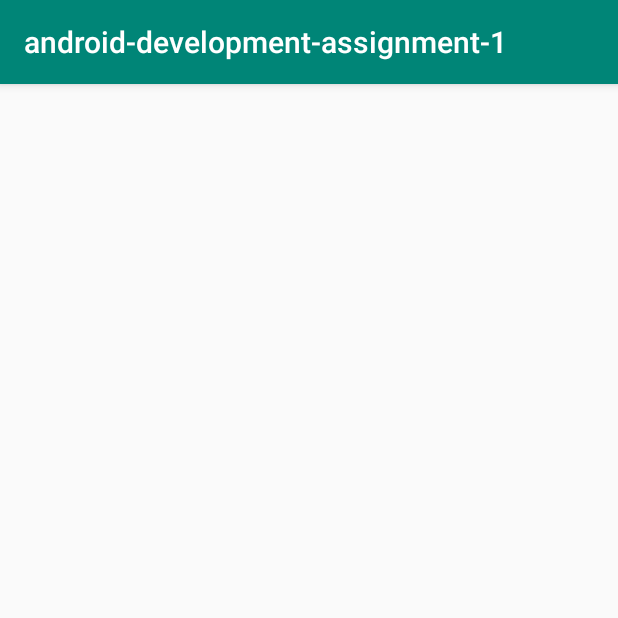
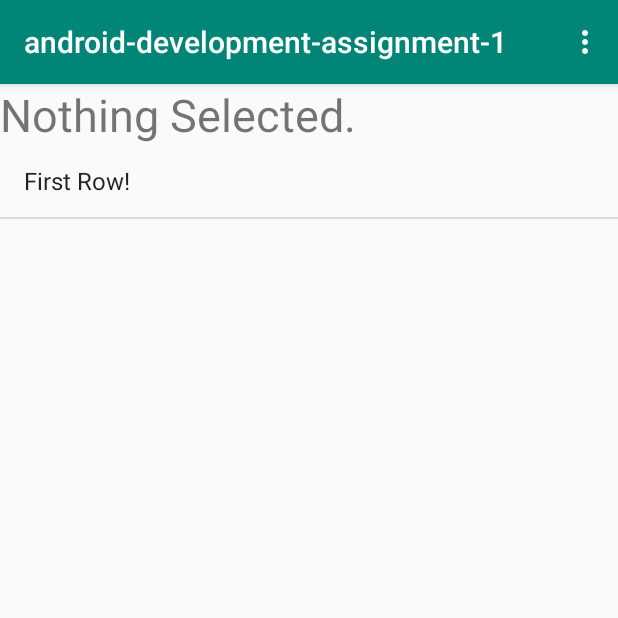
Before and after one commit to berkekocar/Android_Todo_List, an Android app: the screen it shows after launch (MainActivity), on a phone screen of 412 x 824 dp, the top half of it. Run offline under Robolectric (Android 15) with nearby library versions, the phone set to English and light mode, and no system bars.

```diff
--- a/app/src/main/AndroidManifest.xml
+++ b/app/src/main/AndroidManifest.xml
@@ -9,6 +9,7 @@
         android:roundIcon="@mipmap/ic_launcher_round"
         android:supportsRtl="true"
         android:theme="@style/AppTheme">
+        <activity android:name=".TaskActivity"></activity>
         <activity android:name=".MainActivity">
             <intent-filter>
                 <action android:name="android.intent.action.MAIN" />
--- a/app/src/main/java/com/example/android_development_assignment_1/DBHelper.java
+++ /dev/null
@@ -1,36 +0,0 @@
-package com.example.android_development_assignment_1;
-
-import android.content.Context;
-import android.database.sqlite.SQLiteDatabase;
-import android.database.sqlite.SQLiteDatabase.CursorFactory;
-import android.database.sqlite.SQLiteOpenHelper;
-
-import androidx.annotation.Nullable;
-
-public class DBHelper extends SQLiteOpenHelper {
-
-
-    public DBHelper(@Nullable Context context, @Nullable String name, @Nullable CursorFactory factory, int version) {
-        super(context, name, factory, version);
-    }
-
-    @Override
-    public void onCreate(SQLiteDatabase db) {
-        db.execSQL(create_table_1);
-
-    }
-
-    @Override
-    public void onUpgrade(SQLiteDatabase db, int oldVersion, int newVersion) {
-        db.execSQL(drop_table_1);
-        db.execSQL(create_table_1);
-
-    }
-
-    private static final String create_table_1 = "create table todo_list(" +
-            "todo_list_name TEXT PRIMARY KEY)";
-
-    private static final String drop_table_1 = "drop table test";
-
-
-}
--- a/app/src/main/java/com/example/android_development_assignment_1/MainActivity.java
+++ b/app/src/main/java/com/example/android_development_assignment_1/MainActivity.java
@@ -1,14 +1,39 @@
 package com.example.android_development_assignment_1;
 
+import androidx.annotation.NonNull;
+import androidx.appcompat.app.AlertDialog;
 import androidx.appcompat.app.AppCompatActivity;
 
+import android.content.DialogInterface;
+import android.content.Intent;
+import android.content.LocusId;
 import android.database.sqlite.SQLiteDatabase;
 import android.os.Bundle;
+import android.text.InputType;
+import android.view.KeyEvent;
+import android.view.Menu;
+import android.view.MenuInflater;
+import android.view.MenuItem;
+import android.view.View;
+import android.view.inputmethod.EditorInfo;
+import android.widget.AdapterView;
+import android.widget.ArrayAdapter;
+import android.widget.Button;
+import android.widget.EditText;
+import android.widget.ListView;
 import android.widget.TextView;
+import android.widget.Toast;
+
+import java.util.ArrayList;
 
 public class MainActivity extends AppCompatActivity {
-    private DBHelper db;
-    private SQLiteDatabase sdb;
+    private EditText et_todoListName;
+    private Button bt_create_list;
+    private TextView tv_display;
+    private ListView lv_mainlist;
+    private ArrayList<String> al_strings;
+    private ArrayAdapter<String> aa_strings;
+    MenuItem item;
 
 
     @Override
@@ -16,8 +41,87 @@ public class MainActivity extends AppCompatActivity {
         super.onCreate(savedInstanceState);
         setContentView(R.layout.activity_main);
 
+        tv_display = (TextView) findViewById(R.id.tv_display);
+        lv_mainlist = (ListView) findViewById(R.id.lv_mainlist);
 
-        db = new DBHelper(this, "todo_list", null, 1);
-        sdb = db.getWritableDatabase();
+        al_strings = new ArrayList<String>();
+        al_strings.add("First Row!");
+
+
+        aa_strings = new ArrayAdapter<String>(this, android.R.layout.simple_list_item_1, al_strings);
+        lv_mainlist.setAdapter(aa_strings);
+
+        lv_mainlist.setOnItemClickListener(new AdapterView.OnItemClickListener() {
+            @Override
+            public void onItemClick(AdapterView<?> parent, View view, int position, long id) {
+                Intent intent = new Intent(MainActivity.this, TaskActivity.class);
+                intent.putExtra("List Name", lv_mainlist.toString());
+                startActivity(intent);
+            }
+        });
+        lv_mainlist.setOnItemLongClickListener(new AdapterView.OnItemLongClickListener() {
+            @Override
+            public boolean onItemLongClick(AdapterView<?> parent, View view, int position, long id) {
+                //Edit and Delete
+                return false;
+            }
+        });
+
+
     }
+
+    @Override
+    public boolean onCreateOptionsMenu(Menu menu) {
+        MenuInflater menuInflater = getMenuInflater();
+        menuInflater.inflate(R.menu.list_menu, menu);
+
+        return super.onCreateOptionsMenu(menu);
+    }
+
+    @Override
+    public boolean onOptionsItemSelected(@NonNull MenuItem item) {
+        if (item.getItemId() == R.id.mn_list_name) {
+            item.setOnMenuItemClickListener(new MenuItem.OnMenuItemClickListener() {
+                @Override
+                public boolean onMenuItemClick(MenuItem item) {
+
+
+                    return false;
+                }
+            });
+            Toast.makeText(MainActivity.this, "Directed to Add Text Dialog...", Toast.LENGTH_LONG).show();
+            simpleInputDialog();
+        }
+
+        return super.onOptionsItemSelected(item);
+    }
+
+    private void simpleInputDialog() {
+
+        AlertDialog.Builder builder = new AlertDialog.Builder(this);
+
+        builder.setTitle("Add a list name");
+        final EditText et = new EditText(this);
+        et.setInputType(InputType.TYPE_CLASS_TEXT);
+        et.setHint("To-Do List Name: ");
+        builder.setView(et);
+
+        builder.setPositiveButton("Accept", new DialogInterface.OnClickListener() {
+            @Override
+            public void onClick(DialogInterface dialog, int which) {
+
+                al_strings.add(et.getText().toString());
+                aa_strings.notifyDataSetChanged();
+                tv_display.setText("There are " + al_strings.size() + " item in the list.");
+
+                Toast.makeText(MainActivity.this, "User Input is: " + et.getText().toString(), Toast.LENGTH_LONG).show();
+            }
+        });
+        AlertDialog dialog = builder.create();
+        dialog.show();
+
+
+    }
+
+
 }
--- a/app/src/main/res/layout/activity_main.xml
+++ b/app/src/main/res/layout/activity_main.xml
@@ -1,7 +1,20 @@
-<?xml version="1.0" encoding="utf-8"?>
-<androidx.constraintlayout.widget.ConstraintLayout xmlns:android="http://schemas.android.com/apk/res/android"
-    xmlns:app="http://schemas.android.com/apk/res-auto"
-    xmlns:tools="http://schemas.android.com/tools"
+<RelativeLayout xmlns:android="http://schemas.android.com/apk/res/android"
     android:layout_width="match_parent"
-    android:layout_height="match_parent"
-    tools:context=".MainActivity"/>
+    android:layout_height="match_parent">
+
+    <TextView
+        android:id="@+id/tv_display"
+        android:layout_width="match_parent"
+        android:layout_height="wrap_content"
+        android:layout_alignParentTop="true"
+        android:text="@string/tv_display_init"
+        android:textSize="30sp" />
+
+    <ListView
+        android:id="@+id/lv_mainlist"
+        android:layout_width="match_parent"
+        android:layout_height="match_parent"
+        android:layout_below="@id/tv_display" />
+
+
+</RelativeLayout>
--- /dev/null
+++ b/app/src/main/res/menu/list_menu.xml
@@ -0,0 +1,8 @@
+<?xml version="1.0" encoding="utf-8"?>
+<menu xmlns:android="http://schemas.android.com/apk/res/android"
+    xmlns:app="http://schemas.android.com/apk/res-auto">
+
+    <item
+        android:id="@+id/mn_list_name"
+        android:title="Add List" />
+</menu>
--- a/app/src/main/res/values/strings.xml
+++ b/app/src/main/res/values/strings.xml
@@ -1,3 +1,4 @@
 <resources>
     <string name="app_name">android-development-assignment-1</string>
+    <string name="tv_display_init">Nothing Selected.</string>
 </resources>
```
Also changed, not shown: app/src/main/java/com/example/android_development_assignment_1/CustomAdapter.java (added, +82 -0 lines), app/src/main/java/com/example/android_development_assignment_1/CustomDialog.java (added, +9 -0 lines), app/src/main/java/com/example/android_development_assignment_1/TaskActivity.java (added, +62 -0 lines), app/src/main/java/com/example/android_development_assignment_1/TaskItem.java (added, +48 -0 lines), app/src/main/res/layout/activity_task.xml (added, +44 -0 lines), app/src/main/res/layout/custom_dialog.xml (added, +40 -0 lines), app/src/main/res/layout/custom_view.xml (added, +42 -0 lines), app/src/main/res/menu/task_menu.xml (added, +9 -0 lines).
